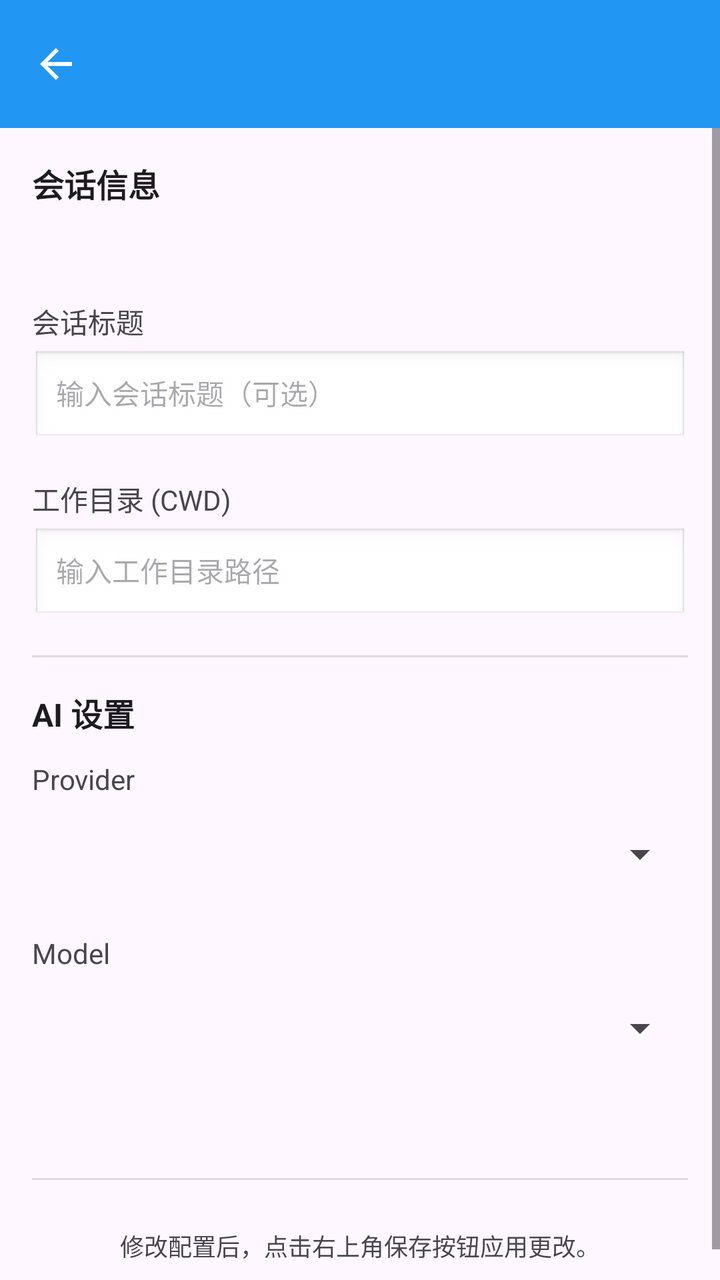
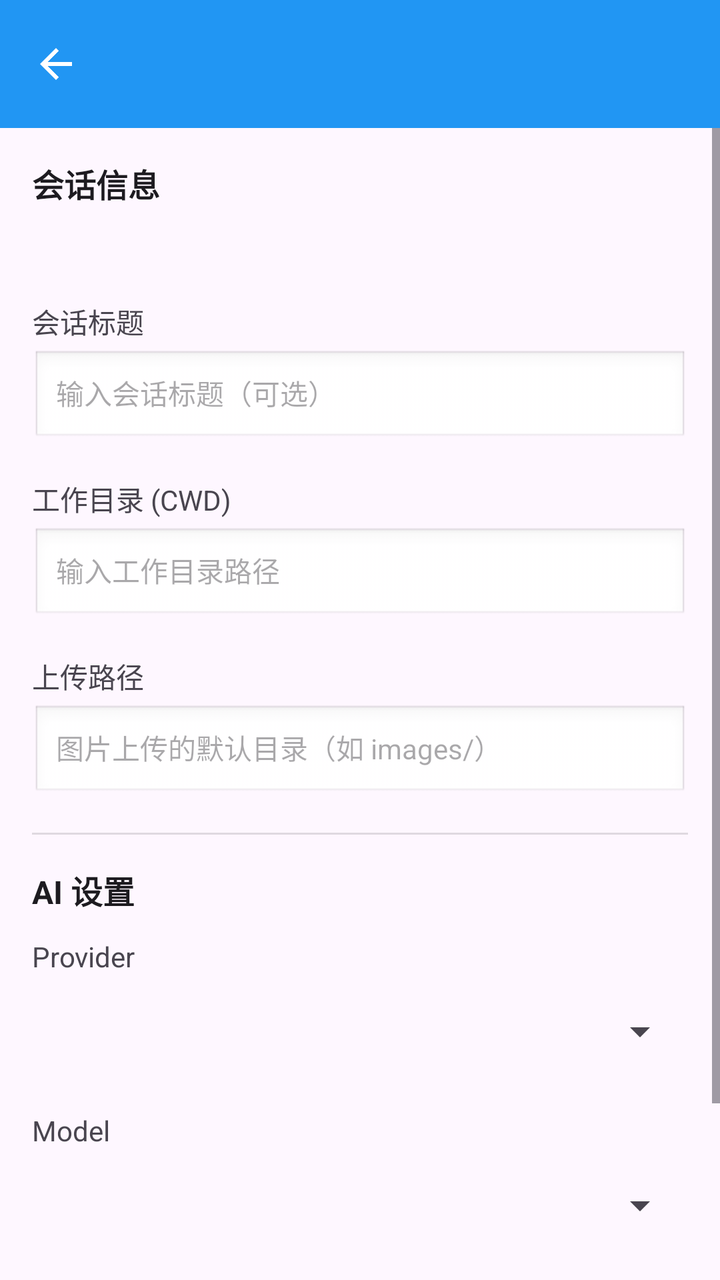

Screens rendered from an Android XML layout before and after an edit, with the pre-edit source and the edit as a unified diff.
<!-- AndroidManifest.xml: application theme Theme.MyAndroidApp -->
<!-- res/layout/activity_session_settings.xml -->
<?xml version="1.0" encoding="utf-8"?>
<LinearLayout xmlns:android="http://schemas.android.com/apk/res/android"
    xmlns:app="http://schemas.android.com/apk/res-auto"
    android:layout_width="match_parent"
    android:layout_height="match_parent"
    android:orientation="vertical">
    
    
    <androidx.appcompat.widget.Toolbar
        android:id="@+id/toolbar"
        android:layout_width="match_parent"
        android:layout_height="?attr/actionBarSize"
        android:background="?attr/colorPrimary"
        android:elevation="4dp"
        android:theme="@style/ThemeOverlay.AppCompat.Dark.ActionBar"
        app:popupTheme="@style/ToolbarPopupOverlay"
        app:titleTextColor="@android:color/white"
        app:navigationIcon="?attr/homeAsUpIndicator" />
    
    
    <ScrollView
        android:layout_width="match_parent"
        android:layout_height="match_parent"
        android:fillViewport="true">
        
        <LinearLayout
            android:layout_width="match_parent"
            android:layout_height="wrap_content"
            android:orientation="vertical"
            android:padding="16dp">
            
            
            <TextView
                android:layout_width="match_parent"
                android:layout_height="wrap_content"
                android:text="@string/session_info"
                android:textSize="16sp"
                android:textStyle="bold"
                android:textColor="?android:attr/textColorPrimary"
                android:layout_marginBottom="12dp" />
            
            <TextView
                android:id="@+id/tv_session_id"
                android:layout_width="match_parent"
                android:layout_height="wrap_content"
                android:text=""
                android:textSize="14sp"
                android:textColor="?android:attr/textColorSecondary"
                android:layout_marginBottom="8dp" />
            
            
            <TextView
                android:layout_width="match_parent"
                android:layout_height="wrap_content"
                android:text="@string/session_title"
                android:textSize="14sp"
                android:textColor="?android:attr/textColorSecondary"
                android:layout_marginTop="8dp"
                android:layout_marginBottom="4dp" />
            
            <EditText
                android:id="@+id/et_title"
                android:layout_width="match_parent"
                android:layout_height="48dp"
                android:hint="@string/session_title_hint"
                android:textSize="14sp"
                android:paddingStart="12dp"
                android:paddingEnd="12dp"
                android:background="@android:drawable/edit_text"
                android:inputType="text"
                android:layout_marginBottom="16dp"
                android:importantForAutofill="no"
                android:maxLength="100"
                android:maxLines="1" />
            
            
            <TextView
                android:layout_width="match_parent"
                android:layout_height="wrap_content"
                android:text="@string/cwd"
                android:textSize="14sp"
                android:textColor="?android:attr/textColorSecondary"
                android:layout_marginBottom="4dp" />
            
            <EditText
                android:id="@+id/et_cwd"
                android:layout_width="match_parent"
                android:layout_height="48dp"
                android:hint="@string/cwd_hint"
                android:textSize="14sp"
                android:paddingStart="12dp"
                android:paddingEnd="12dp"
                android:background="@android:drawable/edit_text"
                android:inputType="text"
                android:layout_marginBottom="16dp"
                android:importantForAutofill="no" />
            
            
            <View
                android:layout_width="match_parent"
                android:layout_height="1dp"
                android:background="?android:attr/listDivider"
                android:layout_marginBottom="16dp" />
            
            
            <TextView
                android:layout_width="match_parent"
                android:layout_height="wrap_content"
                android:text="@string/ai_settings"
                android:textSize="16sp"
                android:textStyle="bold"
                android:textColor="?android:attr/textColorPrimary"
                android:layout_marginBottom="12dp" />
            
            
            <TextView
                android:layout_width="match_parent"
                android:layout_height="wrap_content"
                android:text="Provider"
                android:textSize="14sp"
                android:textColor="?android:attr/textColorSecondary"
                android:layout_marginBottom="4dp" />
            
            <Spinner
                android:id="@+id/spinner_provider"
                android:layout_width="match_parent"
                android:layout_height="48dp"
                android:layout_marginBottom="16dp" />
            
            
            <TextView
                android:layout_width="match_parent"
                android:layout_height="wrap_content"
                android:text="Model"
                android:textSize="14sp"
                android:textColor="?android:attr/textColorSecondary"
                android:layout_marginBottom="4dp" />
            
            <Spinner
                android:id="@+id/spinner_model"
                android:layout_width="match_parent"
                android:layout_height="48dp"
                android:layout_marginBottom="16dp" />
            
            
            <ProgressBar
                android:id="@+id/progress_bar"
                android:layout_width="match_parent"
                android:layout_height="24dp"
                android:visibility="gone"
                android:layout_marginBottom="8dp" />
            
            <TextView
                android:id="@+id/tv_status"
                android:layout_width="match_parent"
                android:layout_height="wrap_content"
                android:text=""
                android:textSize="14sp"
                android:textColor="?android:attr/textColorSecondary"
                android:gravity="center"
                android:layout_marginBottom="16dp" />
            
            
            <View
                android:layout_width="match_parent"
                android:layout_height="1dp"
                android:background="?android:attr/listDivider"
                android:layout_marginBottom="16dp" />
            
            
            <TextView
                android:layout_width="match_parent"
                android:layout_height="wrap_content"
                android:text="@string/session_settings_hint"
                android:textSize="12sp"
                android:textColor="?android:attr/textColorSecondary"
                android:gravity="center"
                android:padding="8dp" />
        
        </LinearLayout>
    </ScrollView>
</LinearLayout>
<!-- resources referenced by this layout -->
<resources>
  <string name="ai_settings">AI 设置</string>
  <string name="cwd">工作目录 (CWD)</string>
  <string name="cwd_hint">输入工作目录路径</string>
  <string name="session_info">会话信息</string>
  <string name="session_settings_hint">修改配置后，点击右上角保存按钮应用更改。</string>
  <string name="session_title">会话标题</string>
  <string name="session_title_hint">输入会话标题（可选）</string>
  <style name="ToolbarPopupOverlay" parent="ThemeOverlay.AppCompat">
          <item name="android:colorBackground">@color/popup_bg</item>
          <item name="android:textColorPrimary">@color/popup_text</item>
      </style>
  <style name="Theme.MyAndroidApp" parent="Base.Theme.MyAndroidApp" />
  <color name="popup_bg">#FFFFFF</color>
  <color name="popup_text">#212121</color>
  <style name="Base.Theme.MyAndroidApp" parent="Theme.Material3.DayNight.NoActionBar">
          
          <item name="colorPrimary">@color/primary_color</item>
          <item name="colorPrimaryVariant">@color/primary_dark</item>
          <item name="colorOnPrimary">@color/white</item>
          <item name="android:statusBarColor">@color/primary_dark</item>
      </style>
  <color name="primary_color">#2196F3</color>
  <color name="primary_dark">#1976D2</color>
  <color name="white">#FFFFFFFF</color>
</resources>

<!-- the commit's change to res/layout/activity_session_settings.xml (unified diff, before → after) -->
@@ -96,6 +96,29 @@
                 android:importantForAutofill="no" />
             
             
+            <TextView
+                android:layout_width="match_parent"
+                android:layout_height="wrap_content"
+                android:text="@string/session_upload_path"
+                android:textSize="14sp"
+                android:textColor="?android:attr/textColorSecondary"
+                android:layout_marginBottom="4dp" />
+            
+            <EditText
+                android:id="@+id/et_upload_path"
+                android:layout_width="match_parent"
+                android:layout_height="48dp"
+                android:hint="@string/session_upload_path_hint"
+                android:textSize="14sp"
+                android:paddingStart="12dp"
+                android:paddingEnd="12dp"
+                android:background="@android:drawable/edit_text"
+                android:inputType="text"
+                android:layout_marginBottom="16dp"
+                android:importantForAutofill="no"
+                android:maxLines="1" />
+            
+            
             <View
                 android:layout_width="match_parent"
                 android:layout_height="1dp"
<!-- resource entries referenced after the edit -->
@@ -7,6 +7,8 @@
   <string name="session_settings_hint">修改配置后，点击右上角保存按钮应用更改。</string>
   <string name="session_title">会话标题</string>
   <string name="session_title_hint">输入会话标题（可选）</string>
+  <string name="session_upload_path">上传路径</string>
+  <string name="session_upload_path_hint">图片上传的默认目录（如 images/）</string>
   <style name="ToolbarPopupOverlay" parent="ThemeOverlay.AppCompat">
           <item name="android:colorBackground">@color/popup_bg</item>
           <item name="android:textColorPrimary">@color/popup_text</item>
